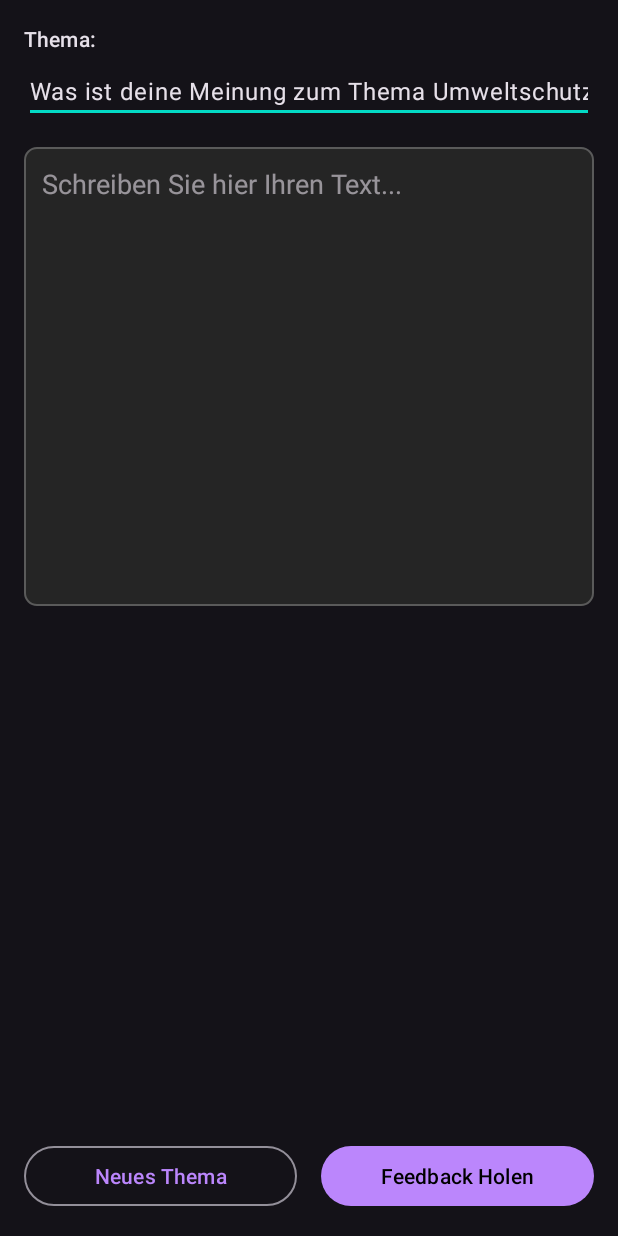
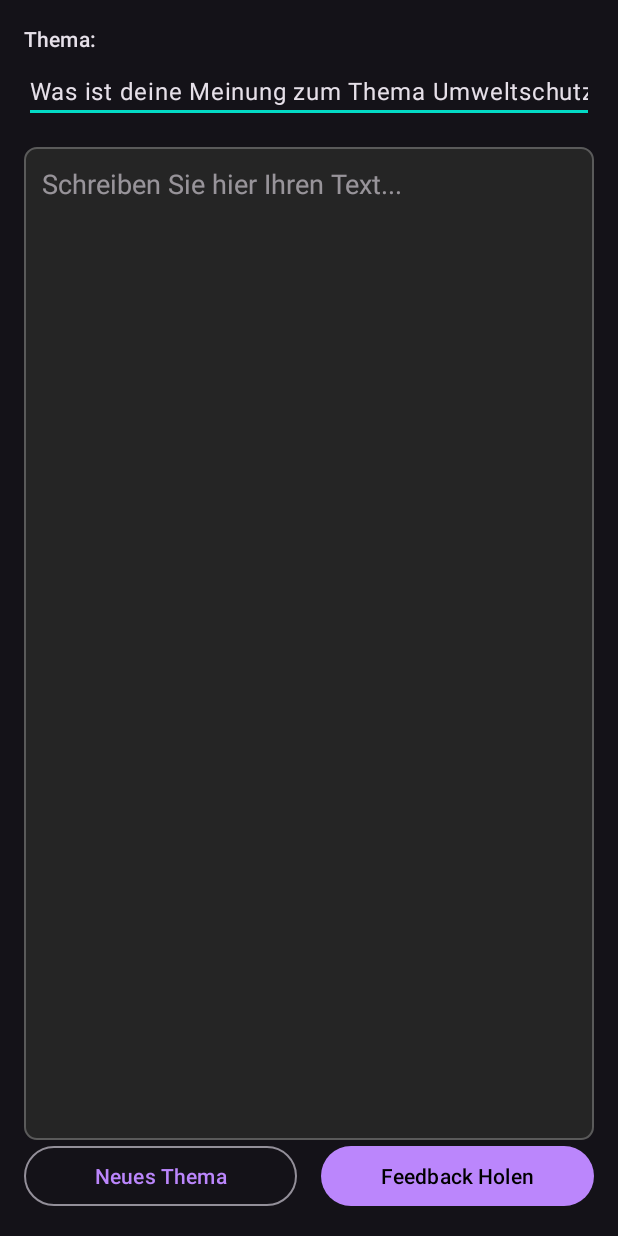
Before and after one commit to Satoriooo/DE-Schreibung, an Android app: the WritingActivity screen opened directly, with no data from a screen before it, on a phone screen of 412 x 824 dp. Run offline under Robolectric (Android 15) with nearby library versions, the phone set to English and light mode, and no system bars.

Commit message:
Bug fixed (completed): Writing screen, text box dissapear

```diff
--- a/DE-Schreibung-App/app/src/main/AndroidManifest.xml
+++ b/DE-Schreibung-App/app/src/main/AndroidManifest.xml
@@ -32,15 +32,19 @@
         <activity
             android:name=".ScoreHistoryActivity"
             android:exported="false" />
+
         <activity
             android:name=".VocabularyListActivity"
             android:exported="false" />
+
         <activity
             android:name=".ScoreDetailActivity"
             android:exported="false" />
+
         <activity
             android:name=".VocabularyDetailActivity"
             android:exported="false" />
 
     </application>
+
 </manifest>
--- a/DE-Schreibung-App/app/src/main/java/com/example/deschreibung/WritingActivity.java
+++ b/DE-Schreibung-App/app/src/main/java/com/example/deschreibung/WritingActivity.java
@@ -28,7 +28,6 @@ public class WritingActivity extends AppCompatActivity {
     private DatabaseHelper dbHelper;
     private final Random random = new Random();
 
-    // The list of topics... (no changes here)
     private final List<String> topics = Arrays.asList(
             "Was hast du am Wochenende gemacht?", "Beschreibe deine Heimatstadt.",
             "Was sind deine Pläne für die Zukunft?", "Erzähle von deinem letzten Urlaub.",
@@ -66,7 +65,6 @@ public class WritingActivity extends AppCompatActivity {
         String randomTopic = topics.get(random.nextInt(topics.size()));
         binding.editTextTopic.setText(randomTopic);
         binding.editTextUserText.setText("");
-        // Only hide the feedback view. The EditText is ALWAYS visible.
         binding.scrollViewFeedback.setVisibility(View.GONE);
     }
 
@@ -114,8 +112,6 @@ public class WritingActivity extends AppCompatActivity {
     private void saveAndDisplayFeedback(ApiResponse apiResponse) {
         long historyId = saveScoreHistory(apiResponse);
         if (historyId != -1) {
-            // Optional: You can uncomment this toast if you want a confirmation message.
-            // Toast.makeText(this, "Feedback gespeichert!", Toast.LENGTH_SHORT).show();
             if (apiResponse.getVocabularyList() != null && !apiResponse.getVocabularyList().isEmpty()) {
                 for (Vocabulary vocab : apiResponse.getVocabularyList()) {
                     saveVocabulary(vocab);
@@ -125,7 +121,6 @@ public class WritingActivity extends AppCompatActivity {
             Toast.makeText(this, "Fehler beim Speichern des Feedbacks.", Toast.LENGTH_SHORT).show();
         }
 
-        // Only show the feedback view. The EditText is ALWAYS visible.
         binding.scrollViewFeedback.setVisibility(View.VISIBLE);
         binding.textViewScore.setText(String.format(java.util.Locale.GERMAN, "Bewertung: %d/100", apiResponse.getScore()));
         binding.textViewFeedbackComment.setText(apiResponse.getFeedbackComment());
@@ -133,7 +128,6 @@ public class WritingActivity extends AppCompatActivity {
         binding.textViewGrammaticalExplanation.setText(apiResponse.getGrammaticalExplanation());
     }
 
-    // saveScoreHistory and saveVocabulary methods remain unchanged.
     private long saveScoreHistory(ApiResponse data) {
         SQLiteDatabase db = dbHelper.getWritableDatabase();
         ContentValues values = new ContentValues();
--- a/DE-Schreibung-App/app/src/main/java/com/example/deschreibung/network/RetrofitClient.java
+++ b/DE-Schreibung-App/app/src/main/java/com/example/deschreibung/network/RetrofitClient.java
@@ -10,7 +10,7 @@ import retrofit2.converter.gson.GsonConverterFactory;
 public class RetrofitClient {
 
     // Make sure this is your live Render URL
-    private static final String BASE_URL = "https://de-schreibung-api.onrender.com/"; // Example URL, use yours
+    private static final String BASE_URL = "https://de-schreibung.onrender.com"; // Example URL, use yours
 
     private static Retrofit retrofitInstance = null;
     private static ApiService apiService = null;
--- a/DE-Schreibung-App/app/src/main/res/layout/activity_writing.xml
+++ b/DE-Schreibung-App/app/src/main/res/layout/activity_writing.xml
@@ -29,50 +29,52 @@
         app:layout_constraintStart_toStartOf="parent"
         app:layout_constraintTop_toBottomOf="@id/textViewTopicLabel" />
 
-    <androidx.constraintlayout.widget.Guideline
-        android:id="@+id/horizontal_guideline"
-        android:layout_width="wrap_content"
-        android:layout_height="wrap_content"
-        android:orientation="horizontal"
-        app:layout_constraintGuide_percent="0.5" />
-
+    <!-- Improved EditText with better constraints and properties -->
     <EditText
         android:id="@+id/editTextUserText"
         android:layout_width="0dp"
         android:layout_height="0dp"
         android:layout_marginTop="16dp"
-        android:layout_marginBottom="8dp"
         android:background="@drawable/edit_text_background"
         android:gravity="top|start"
         android:hint="Schreiben Sie hier Ihren Text..."
         android:inputType="textMultiLine|textCapSentences"
         android:padding="12dp"
         android:scrollbars="vertical"
+        android:focusable="true"
+        android:focusableInTouchMode="true"
+        android:clickable="true"
+        android:cursorVisible="true"
+        android:textIsSelectable="true"
+        android:minHeight="120dp"
+        app:layout_constraintEnd_toEndOf="parent"
+        app:layout_constraintStart_toStartOf="parent"
         app:layout_constraintTop_toBottomOf="@+id/editTextTopic"
-        app:layout_constraintBottom_toTopOf="@+id/horizontal_guideline"
-        app:layout_constraintStart_toStartOf="parent"
-        app:layout_constraintEnd_toEndOf="parent"
-        />
+        app:layout_constraintBottom_toTopOf="@+id/scrollViewFeedback" />
 
+    <!-- Feedback ScrollView - now positioned between EditText and buttons -->
     <ScrollView
         android:id="@+id/scrollViewFeedback"
         android:layout_width="0dp"
         android:layout_height="0dp"
         android:layout_marginTop="8dp"
-        android:layout_marginBottom="16dp"
+        android:layout_marginBottom="8dp"
+        android:background="@drawable/edit_text_background"
+        android:padding="12dp"
         android:visibility="gone"
-        android:background="@drawable/edit_text_background"
-        app:layout_constraintTop_toBottomOf="@+id/horizontal_guideline"
-        app:layout_constraintBottom_toTopOf="@+id/buttonGetFeedback"
+        android:nestedScrollingEnabled="true"
+        app:layout_constraintBottom_toTopOf="@+id/buttonContainer"
+        app:layout_constraintEnd_toEndOf="parent"
         app:layout_constraintStart_toStartOf="parent"
-        app:layout_constraintEnd_toEndOf="parent"
+        app:layout_constraintTop_toBottomOf="@+id/editTextUserText"
+        app:layout_constraintVertical_bias="0.0"
         tools:visibility="visible">
 
         <LinearLayout
             android:layout_width="match_parent"
             android:layout_height="wrap_content"
             android:orientation="vertical"
-            android:padding="12dp">
+            android:paddingBottom="8dp">
 
             <TextView
                 android:id="@+id/textViewScore"
@@ -81,6 +83,7 @@
                 android:gravity="center"
                 android:textAppearance="@style/TextAppearance.Material3.HeadlineSmall"
                 android:textColor="?attr/colorPrimary"
+                android:paddingBottom="8dp"
                 tools:text="Bewertung: 85/100" />
 
             <com.google.android.material.divider.MaterialDivider
@@ -92,37 +95,41 @@
                 style="@style/TextAppearance.Material3.TitleSmall"
                 android:layout_width="wrap_content"
                 android:layout_height="wrap_content"
-                android:text="Feedback Kommentar:" />
+                android:text="Feedback Kommentar:"
+                android:textStyle="bold" />
 
             <TextView
                 android:id="@+id/textViewFeedbackComment"
                 android:layout_width="match_parent"
                 android:layout_height="wrap_content"
                 android:layout_marginTop="4dp"
+                android:layout_marginBottom="12dp"
                 android:lineSpacingMultiplier="1.2"
-                tools:text="Feedback" />
+                tools:text="Your writing shows good structure and vocabulary usage. Consider varying your sentence length for better flow." />
 
             <TextView
                 style="@style/TextAppearance.Material3.TitleSmall"
                 android:layout_width="wrap_content"
                 android:layout_height="wrap_content"
-                android:layout_marginTop="12dp"
-                android:text="Korrigierter Text:" />
+                android:text="Korrigierter Text:"
+                android:textStyle="bold" />
 
             <TextView
                 android:id="@+id/textViewCorrectedText"
                 android:layout_width="match_parent"
                 android:layout_height="wrap_content"
                 android:layout_marginTop="4dp"
+                android:layout_marginBottom="12dp"
                 android:lineSpacingMultiplier="1.2"
-                tools:text="Korrigierter Text" />
+                android:background="@android:color/transparent"
+                tools:text="Here is your corrected text with improvements..." />
 
             <TextView
                 style="@style/TextAppearance.Material3.TitleSmall"
                 android:layout_width="wrap_content"
                 android:layout_height="wrap_content"
-                android:layout_marginTop="12dp"
-                android:text="Grammatikalische Erklärung:" />
+                android:text="Grammatikalische Erklärung:"
+                android:textStyle="bold" />
 
             <TextView
                 android:id="@+id/textViewGrammaticalExplanation"
@@ -130,37 +137,36 @@
                 android:layout_height="wrap_content"
                 android:layout_marginTop="4dp"
                 android:lineSpacingMultiplier="1.2"
-                tools:text="Grammatikalische Erklärung" />
+                tools:text="Grammar explanations and suggestions for improvement..." />
         </LinearLayout>
     </ScrollView>
 
+    <!-- Container for buttons at bottom -->
+    <LinearLayout
+        android:id="@+id/buttonContainer"
+        android:layout_width="0dp"
+        android:layout_height="wrap_content"
+        android:orientation="horizontal"
+        android:gravity="center"
+        app:layout_constraintBottom_toBottomOf="parent"
+        app:layout_constraintEnd_toEndOf="parent"
+        app:layout_constraintStart_toStartOf="parent">
 
         <Button
             android:id="@+id/buttonNewTopic"
             style="@style/Widget.Material3.Button.OutlinedButton"
             android:layout_width="0dp"
             android:layout_height="wrap_content"
+            android:layout_weight="1"
             android:layout_marginEnd="8dp"
-        android:text="Neues Thema"
-        app:layout_constraintBottom_toBottomOf="parent"
-        app:layout_constraintEnd_toStartOf="@+id/guideline"
-        app:layout_constraintStart_toStartOf="parent" />
-
-    <androidx.constraintlayout.widget.Guideline
-        android:id="@+id/guideline"
-        android:layout_width="wrap_content"
-        android:layout_height="wrap_content"
-        android:orientation="vertical"
-        app:layout_constraintGuide_percent="0.5" />
+            android:text="Neues Thema" />
 
         <FrameLayout
             android:id="@+id/frameLayoutGetFeedback"
             android:layout_width="0dp"
             android:layout_height="wrap_content"
-        android:layout_marginStart="8dp"
-        app:layout_constraintBottom_toBottomOf="parent"
-        app:layout_constraintEnd_toEndOf="parent"
-        app:layout_constraintStart_toStartOf="@+id/guideline">
+            android:layout_weight="1"
+            android:layout_marginStart="8dp">
 
             <Button
                 android:id="@+id/buttonGetFeedback"
@@ -177,4 +183,6 @@
                 android:elevation="8dp"
                 android:visibility="gone" />
         </FrameLayout>
+    </LinearLayout>
+
 </androidx.constraintlayout.widget.ConstraintLayout>
--- a/DE-Schreibung-App/app/src/main/res/values/strings.xml
+++ b/DE-Schreibung-App/app/src/main/res/values/strings.xml
@@ -1,3 +1,7 @@
 <resources>
     <string name="app_name">DE-Schreibung</string>
+
+    <string name="writing_topic_hint">Wählen Sie ein Thema oder schreiben Sie Ihr eigenes</string>
+    <string name="writing_input_hint">Schreiben Sie hier Ihren Text...</string>
+
 </resources>
```
Lines whose indentation alone changed are shown as unchanged.
